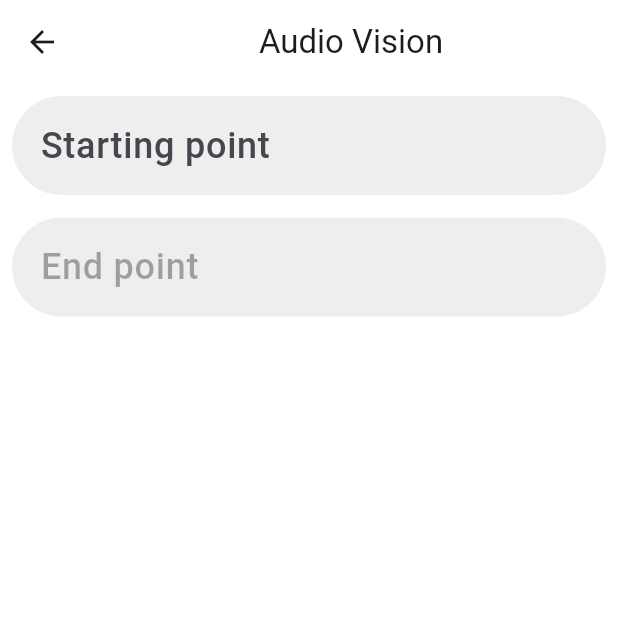
After one commit to FP-CAPSTONE/AudioVision, a Flutter app: the SelectScreen screen opened directly, on a phone screen of 412 x 824 dp, the top half of it. The commit adds this screen. Run offline on Flutter 3.47's test engine with Material 3 defaults, Android fonts, the phone set to English and light mode, and no system bars; our stand-ins replace camera, flutter_tts, geocoding, geolocator, get, google_maps_flutter and 3 more; missing offline and left inert: flutter_polyline_points, flutter_vision, google_place.

Commit message:
map maybe still has error

```diff
--- /dev/null
+++ b/lib/screens/select_screen.dart
@@ -0,0 +1,260 @@
+import 'dart:async';
+
+import 'package:audiovision/screens/map_screen.dart';
+import 'package:flutter/material.dart';
+import 'package:geocoding/geocoding.dart';
+import 'package:geolocator/geolocator.dart';
+import 'package:google_place/google_place.dart';
+
+class SelectScreen extends StatefulWidget {
+  const SelectScreen({super.key});
+
+  @override
+  State<SelectScreen> createState() => _SelectScreenState();
+}
+
+class _SelectScreenState extends State<SelectScreen> {
+  final _startSearchFieldController = TextEditingController();
+  final _endSearchFieldController = TextEditingController();
+
+  DetailsResult? startPosition;
+  DetailsResult? endPosition;
+
+  late FocusNode startFocusNode;
+  late FocusNode endFocusNode;
+
+  late GooglePlace googlePlace;
+  List<AutocompletePrediction> predictions = [];
+  Timer? _debounce;
+
+  @override
+  void initState() {
+    // TODO: implement initState
+    super.initState();
+    String apiKey = 'AIzaSyAybdbxkw5RNXO9Yg0O7FWFe31M8MwFllM';
+    googlePlace = GooglePlace(apiKey);
+
+    startFocusNode = FocusNode();
+    endFocusNode = FocusNode();
+    //_getCurrentLocation();
+  }
+
+  @override
+  void dispose() {
+    // TODO: implement dispose
+    super.dispose();
+    startFocusNode.dispose();
+    endFocusNode.dispose();
+  }
+
+  // Future<void> _getCurrentLocation() async {
+  //   try {
+  //     Position position = await Geolocator.getCurrentPosition(
+  //       desiredAccuracy: LocationAccuracy.high,
+  //     );
+  //     List<Placemark> placemarks = await placemarkFromCoordinates(
+  //       position.latitude,
+  //       position.longitude,
+  //     );
+  //     if (placemarks.isNotEmpty) {
+  //       String currentAddress = "${placemarks.first.name ?? ''}, "
+  //           "${placemarks.first.locality ?? ''}, "
+  //           "${placemarks.first.administrativeArea ?? ''}";
+
+  //       setState(() {
+  //         _startSearchFieldController.text = currentAddress;
+  //       });
+  //     } else {
+  //       // Handle the case where placemarks list is empty
+  //     }
+  //   } catch (e) {
+  //     // Handle location permissions denied or other exceptions
+  //   }
+  // }
+
+  void autoCompleteSearch(String value) async {
+    var result = await googlePlace.autocomplete.get(value);
+    if (result != null && result.predictions != null && mounted) {
+      print(result.predictions!.first.description);
+      setState(() {
+        predictions = result.predictions!;
+      });
+    }
+  }
+
+  @override
+  Widget build(BuildContext context) {
+    return Scaffold(
+      backgroundColor: Colors.white,
+      appBar: AppBar(
+        title: Row(
+          mainAxisAlignment: MainAxisAlignment.center,
+          children: [
+            Text("Audio Vision"),
+          ],
+        ),
+        backgroundColor: Colors.white,
+        elevation: 0,
+      ),
+      body: Padding(
+        padding: const EdgeInsets.all(8.0),
+        child: SingleChildScrollView(
+          child: Column(
+            mainAxisAlignment: MainAxisAlignment.start,
+            children: [
+              TextField(
+                controller: _startSearchFieldController,
+                autofocus: false,
+                focusNode: startFocusNode,
+                style: TextStyle(fontSize: 24),
+                decoration: InputDecoration(
+                    hintText: "Starting point",
+                    hintStyle:
+                        TextStyle(fontWeight: FontWeight.w500, fontSize: 24),
+                    filled: true,
+                    fillColor: Colors.grey[200],
+                    border: OutlineInputBorder(
+                      borderRadius: BorderRadius.circular(40),
+                      borderSide: BorderSide(
+                        width: 0,
+                        style: BorderStyle.none,
+                      ),
+                    ),
+                    isDense: true, // Added this
+                    contentPadding: EdgeInsets.all(15),
+                    suffixIcon: _startSearchFieldController.text.isNotEmpty
+                        ? IconButton(
+                            onPressed: () {
+                              setState(() {
+                                predictions = [];
+                                _startSearchFieldController.clear();
+                              });
+                            },
+                            icon: Icon(Icons.clear_outlined),
+                          )
+                        : null),
+                onChanged: (value) {
+                  if (_debounce?.isActive ?? false) _debounce!.cancel();
+                  _debounce = Timer(const Duration(milliseconds: 1000), () {
+                    if (value.isNotEmpty) {
+                      //places api
+                      autoCompleteSearch(value);
+                    } else {
+                      //clear out the results
+                      setState(() {
+                        predictions = [];
+                        startPosition = null;
+                      });
+                    }
+                  });
+                },
+              ),
+              SizedBox(
+                height: 15,
+              ),
+              TextField(
+                controller: _endSearchFieldController,
+                autofocus: false,
+                focusNode: endFocusNode,
+                enabled: _startSearchFieldController.text.isNotEmpty &&
+                    startPosition != null,
+                style: TextStyle(fontSize: 24),
+                decoration: InputDecoration(
+                    hintText: "End point",
+                    hintStyle:
+                        TextStyle(fontWeight: FontWeight.w500, fontSize: 24),
+                    filled: true,
+                    fillColor: Colors.grey[200],
+                    border: OutlineInputBorder(
+                      borderRadius: BorderRadius.circular(40),
+                      borderSide: BorderSide(
+                        width: 0,
+                        style: BorderStyle.none,
+                      ),
+                    ),
+                    isDense: true, // Added this
+                    contentPadding: EdgeInsets.all(15),
+                    suffixIcon: _endSearchFieldController.text.isNotEmpty
+                        ? IconButton(
+                            onPressed: () {
+                              setState(() {
+                                predictions = [];
+                                _endSearchFieldController.clear();
+                              });
+                            },
+                            icon: Icon(Icons.clear_outlined),
+                          )
+                        : null),
+                onChanged: (value) {
+                  if (_debounce?.isActive ?? false) _debounce!.cancel();
+                  _debounce = Timer(const Duration(milliseconds: 1000), () {
+                    if (value.isNotEmpty) {
+                      //places api
+                      autoCompleteSearch(value);
+                    } else {
+                      //clear out the results
+                      setState(() {
+                        predictions = [];
+                        endPosition = null;
+                      });
+                    }
+                  });
+                },
+              ),
+              ListView.builder(
+                  shrinkWrap: true,
+                  itemCount: predictions.length,
+                  itemBuilder: (context, index) {
+                    return ListTile(
+                      leading: CircleAvatar(
+                        child: Icon(
+                          Icons.pin_drop,
+                          color: Colors.white,
+                        ),
+                      ),
+                      title: Text(
+                        predictions[index].description.toString(),
+                      ),
+                      onTap: () async {
+                        final placeId = predictions[index].placeId!;
+                        final details = await googlePlace.details.get(placeId);
+                        if (details != null &&
+                            details.result != null &&
+                            mounted) {
+                          if (startFocusNode.hasFocus) {
+                            setState(() {
+                              startPosition = details.result;
+                              _startSearchFieldController.text =
+                                  details.result!.name!;
+                              predictions = [];
+                            });
+                          } else {
+                            setState(() {
+                              endPosition = details.result;
+                              _endSearchFieldController.text =
+                                  details.result!.name!;
+                              predictions = [];
+                            });
+                          }
+                          if (startPosition != null && endPosition != null) {
+                            print("Navigate");
+                            Navigator.push(
+                              context,
+                              MaterialPageRoute(
+                                builder: (context) => MapScreen(
+                                    startPosition: startPosition,
+                                    endPosition: endPosition),
+                              ),
+                            );
+                          }
+                        }
+                      },
+                    );
+                  })
+            ],
+          ),
+        ),
+      ),
+    );
+  }
+}
--- a/pubspec.yaml
+++ b/pubspec.yaml
@@ -30,7 +30,11 @@ environment:
 dependencies:
   flutter:
     sdk: flutter
-
+  google_place: ^0.4.7
+  google_maps_flutter: ^2.5.3
+  flutter_polyline_points: ^1.0.0
+  geolocator: ^7.7.0
+  geocoding: ^2.0.0
 
   # The following adds the Cupertino Icons font to your application.
   # Use with the CupertinoIcons class for iOS style icons.
```
Also changed, not shown: lib/screens/map_screen.dart (added, +139 -0 lines), lib/utils/map_utils.dart (added, +20 -0 lines), lib/views/home.dart (+24 -0 lines), pubspec.lock, 3 other files.
